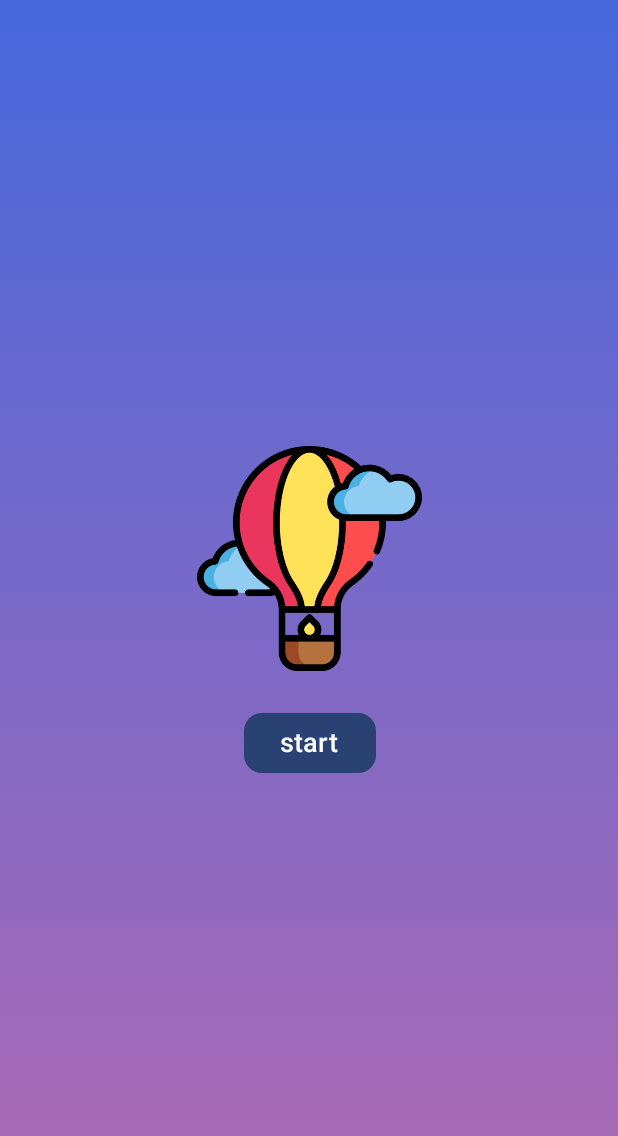
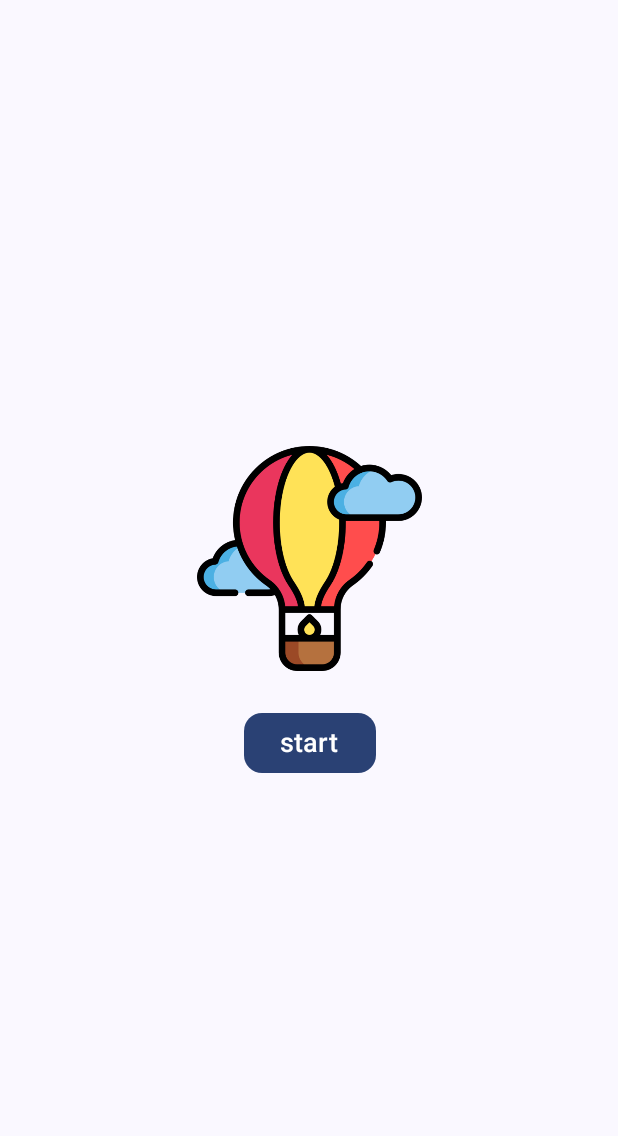
Before and after one commit to SabaAnsari2002/balloon-game, an Android app built with Jetpack Compose: the screen it shows after launch (MainActivity), on a phone screen of 412 x 824 dp. Shown: the top 1136 px of the screen. Run offline under Robolectric (Android 15) with nearby library versions, the phone set to English and light mode, and no system bars.

Commit message:
16th commit

```diff
--- a/app/src/main/java/com/saba/balloongame/GameOverScreen .kt
+++ b/app/src/main/java/com/saba/balloongame/GameOverScreen .kt
@@ -23,11 +23,7 @@ fun GameOverScreen(onRestartClick: () -> Unit) {
         contentAlignment = Alignment.Center,
         modifier = Modifier
             .fillMaxSize()
-            .background(
-                Brush.verticalGradient(
-                    colors = listOf(Color(0xFF1E3C72), Color(0xFF2A5298))
-                )
-            )
+
     ) {
         Column(
             horizontalAlignment = Alignment.CenterHorizontally,
--- a/app/src/main/java/com/saba/balloongame/HomeScreen.kt
+++ b/app/src/main/java/com/saba/balloongame/HomeScreen.kt
@@ -10,8 +10,7 @@ import androidx.compose.runtime.Composable
 import androidx.compose.ui.Alignment
 import androidx.compose.ui.Modifier
 import androidx.compose.ui.graphics.Brush
-import androidx.compose.ui.graphics
-.Color
+import androidx.compose.ui.graphics.Color
 import androidx.compose.ui.layout.ContentScale
 import androidx.compose.ui.res.painterResource
 import androidx.compose.ui.text.font.FontWeight
@@ -24,13 +23,6 @@ fun HomeScreen(onStartClick: () -> Unit) {
         contentAlignment = Alignment.Center,
         modifier = Modifier
             .fillMaxSize()
-            .background(
-                Brush.verticalGradient(
-                    colors = listOf(androidx.compose.ui.graphics.Color(0xFF4568DC),
-                        androidx.compose.ui.graphics.Color(0xFFB06AB3)
-                    )
-                )
-            )
     ) {
         Column(
             horizontalAlignment = Alignment.CenterHorizontally,
```
Also changed, not shown: app/src/main/java/com/saba/balloongame/BalloonView.kt (+10 -1 lines).
